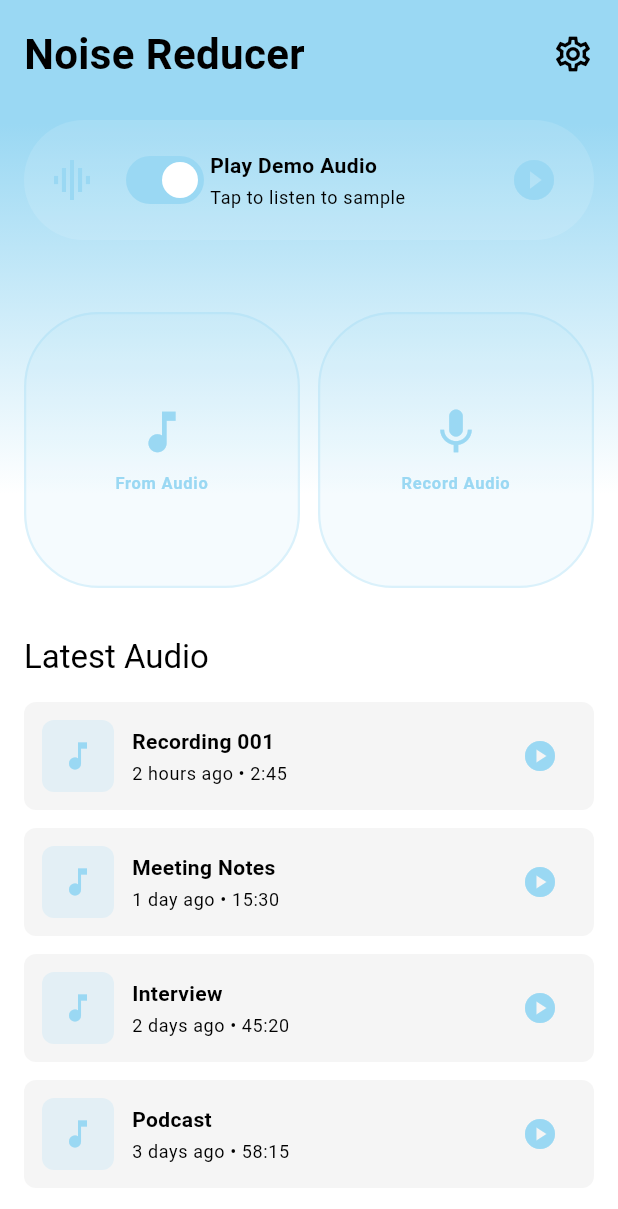
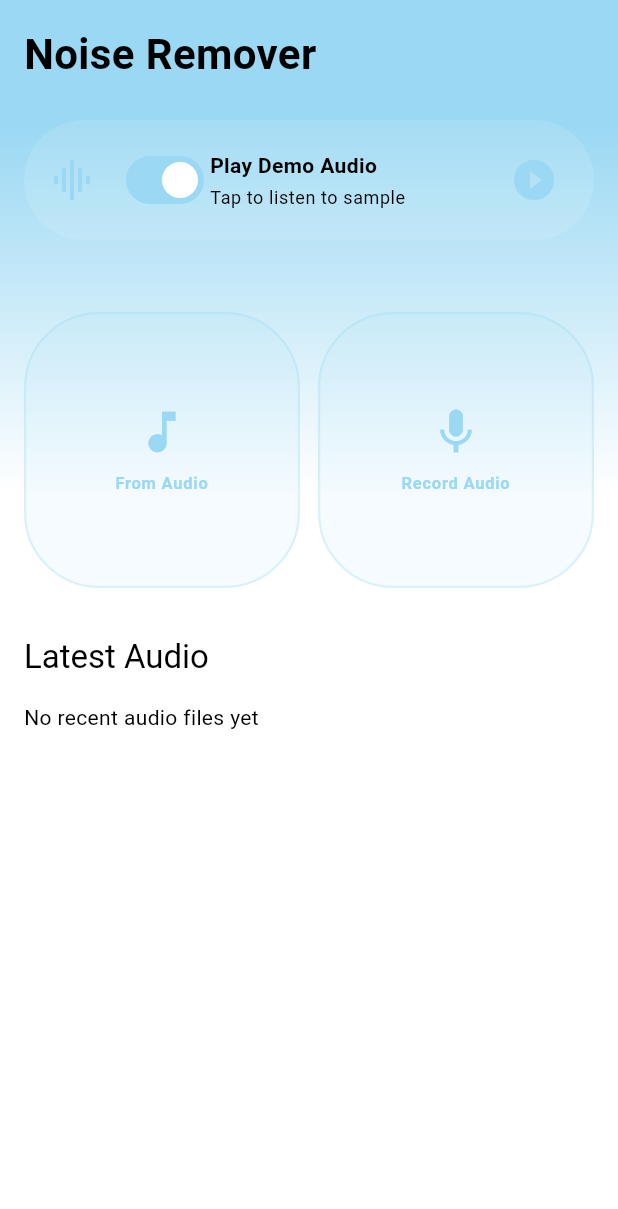
Before and after one commit to Gul524/voice_cleaner, a Flutter app: the screen it shows after launch, after a tap on "From Audio", on a phone screen of 412 x 824 dp. Shown: the top 1209 px of the screen. Run offline on Flutter 3.47's test engine with Material 3 defaults, Android fonts, the phone set to English and light mode, and no system bars; our stand-ins replace file_picker; missing offline and left inert: audio_waveforms, ffmpeg_kit_flutter_new, flutter_nnnoiseless, record.

Commit message:
Refactor code structure for improved readability and maintainability

```diff
--- a/lib/configs/imges.dart
+++ b/lib/configs/imges.dart
@@ -3,4 +3,5 @@ class AppImages {
 
   static const String logo = 'assets/images/logo.png';
   static const String logoWithoutBG = 'assets/images/logo-bg.png';
+  static const String logoWithoutBG2 = 'assets/images/logo_noBG.png';
 }
--- a/lib/features/home/home_controller.dart
+++ b/lib/features/home/home_controller.dart
@@ -9,6 +9,8 @@ import 'package:voice_cleaner/models/audio_file_model.dart';
 
 class HomeController extends ChangeNotifier {
   HomeController();
+
+  static const int _maxRecentAudios = 20;
 
   List<String> recentsAudios = <String>[];
   String? currentPickedFile;
@@ -22,31 +24,71 @@ class HomeController extends ChangeNotifier {
 
   Future<void> loadRecentsAudios() async {
     try {
-      final tempDirectory = await getTemporaryDirectory();
-      final directory = Directory(tempDirectory.path);
+      final directories = await _resolveRecentAudioDirectories();
+      final collected = <File>[];
+      final seenPaths = <String>{};
 
-      if (!directory.existsSync()) {
-        recentsAudios = <String>[];
-        notifyListeners();
-        return;
+      for (final directory in directories) {
+        if (!directory.existsSync()) {
+          continue;
+        }
+
+        final files = directory
+            .listSync(recursive: true, followLinks: false)
+            .whereType<File>()
+            .where((file) {
+              final path = file.path;
+              return _isSupportedAudioPath(path) && seenPaths.add(path);
+            });
+
+        collected.addAll(files);
       }
 
-      final files = directory.listSync().whereType<File>().where((file) {
-        final path = file.path.toLowerCase();
-        return path.endsWith('.wav') ||
-            path.endsWith('.m4a') ||
-            path.endsWith('.mp3');
-      }).toList();
+      collected.sort((a, b) => _safeModified(b).compareTo(_safeModified(a)));
 
-      files.sort(
-        (a, b) => b.statSync().modified.compareTo(a.statSync().modified),
-      );
-
-      recentsAudios = files.map((file) => file.path).toList();
+      recentsAudios = collected
+          .take(_maxRecentAudios)
+          .map((file) => file.path)
+          .toList();
       notifyListeners();
     } catch (error) {
       errorMessage = 'Failed to load recent audios: $error';
       notifyListeners();
+    }
+  }
+
+  Future<List<Directory>> _resolveRecentAudioDirectories() async {
+    final directories = <Directory>[];
+
+    final tempDirectory = await getTemporaryDirectory();
+    directories.add(tempDirectory);
+
+    final documentsDirectory = await getApplicationDocumentsDirectory();
+    directories.add(documentsDirectory);
+
+    final externalDirectory = await getExternalStorageDirectory();
+    if (externalDirectory != null) {
+      directories.add(externalDirectory);
+    }
+
+    return directories;
+  }
+
+  bool _isSupportedAudioPath(String path) {
+    final lowerPath = path.toLowerCase();
+    return lowerPath.endsWith('.wav') ||
+        lowerPath.endsWith('.m4a') ||
+        lowerPath.endsWith('.mp3') ||
+        lowerPath.endsWith('.aac') ||
+        lowerPath.endsWith('.flac') ||
+        lowerPath.endsWith('.ogg');
+  }
+
+  DateTime _safeModified(File file) {
+    try {
+      return file.statSync().modified;
+    } catch (_) {
+      return DateTime.fromMillisecondsSinceEpoch(0);
     }
   }
 
--- a/lib/features/home/home_screen.dart
+++ b/lib/features/home/home_screen.dart
@@ -1,7 +1,10 @@
+import 'dart:io';
+
 import 'package:flutter/material.dart';
 import 'package:voice_cleaner/configs/theme.dart';
 import 'package:voice_cleaner/configs/routes.dart';
 import 'package:voice_cleaner/features/home/home_controller.dart';
+import 'package:voice_cleaner/models/audio_file_model.dart';
 
 class HomeScreen extends StatefulWidget {
   const HomeScreen({super.key});
@@ -14,17 +17,50 @@ class _HomeScreenState extends State<HomeScreen> {
   final HomeController _homeController = HomeController();
 
   @override
+  void initState() {
+    super.initState();
+    _homeController.addListener(_onHomeControllerChanged);
+    _homeController.loadRecentsAudios();
+  }
+
+  void _onHomeControllerChanged() {
+    if (!mounted) {
+      return;
+    }
+    setState(() {});
+  }
+
+  @override
   void dispose() {
+    _homeController.removeListener(_onHomeControllerChanged);
     _homeController.dispose();
     super.dispose();
   }
 
-  final List<Map<String, String>> audioList = [
-    {'name': 'Recording 001', 'date': '2 hours ago', 'duration': '2:45'},
-    {'name': 'Meeting Notes', 'date': '1 day ago', 'duration': '15:30'},
-    {'name': 'Interview', 'date': '2 days ago', 'duration': '45:20'},
-    {'name': 'Podcast', 'date': '3 days ago', 'duration': '58:15'},
-  ];
+  String _extractFileName(String path) {
+    final normalized = path.replaceAll('\\', '/');
+    final chunks = normalized.split('/');
+    return chunks.isEmpty ? path : chunks.last;
+  }
+
+  String _formatLastModified(String path) {
+    try {
+      final modifiedAt = File(path).lastModifiedSync();
+      final diff = DateTime.now().difference(modifiedAt);
+      if (diff.inMinutes < 1) {
+        return 'Just now';
+      }
+      if (diff.inHours < 1) {
+        return '${diff.inMinutes}m ago';
+      }
+      if (diff.inDays < 1) {
+        return '${diff.inHours}h ago';
+      }
+      return '${diff.inDays}d ago';
+    } catch (_) {
+      return 'Saved audio';
+    }
+  }
 
   @override
   Widget build(BuildContext context) {
@@ -53,19 +89,19 @@ class _HomeScreenState extends State<HomeScreen> {
                 Row(
                   children: [
                     Text(
-                      'Noise Reducer',
+                      'Noise Remover',
                       style: TextStyle(
                         fontSize: 28,
                         fontWeight: FontWeight.bold,
                         color: Theme.of(context).colorScheme.onSurface,
                       ),
                     ),
-                    Spacer(),
-                    Icon(
-                      Icons.settings_outlined,
-                      size: 28,
-                      color: Theme.of(context).colorScheme.onSurface,
-                    ),
+                    // Spacer(),
+                    // Icon(
+                    //   Icons.settings_outlined,
+                    //   size: 28,
+                    //   color: Theme.of(context).colorScheme.onSurface,
+                    // ),
                   ],
                 ),
                 const SizedBox(height: 24),
@@ -148,6 +184,8 @@ class _HomeScreenState extends State<HomeScreen> {
                               ),
                             );
                           }
+
+                          await _homeController.loadRecentsAudios();
                         },
                       ),
                     ),
@@ -157,8 +195,15 @@ class _HomeScreenState extends State<HomeScreen> {
                         context,
                         icon: Icons.mic,
                         label: 'Record Audio',
-                        onTap: () {
-                          Navigator.pushNamed(context, AppRoutes.recording);
+                        onTap: () async {
+                          await Navigator.pushNamed(
+                            context,
+                            AppRoutes.recording,
+                          );
+                          if (!mounted) {
+                            return;
+                          }
+                          await _homeController.loadRecentsAudios();
                         },
                       ),
                     ),
@@ -171,19 +216,31 @@ class _HomeScreenState extends State<HomeScreen> {
                   style: Theme.of(context).textTheme.titleLarge,
                 ),
                 const SizedBox(height: 16),
+                if (_homeController.recentsAudios.isEmpty)
+                  Text(
+                    'No recent audio files yet',
+                    style: Theme.of(context).textTheme.bodyMedium,
+                  )
+                else
                   ListView.builder(
                     shrinkWrap: true,
                     physics: const NeverScrollableScrollPhysics(),
-                  itemCount: audioList.length,
+                    itemCount: _homeController.recentsAudios.length,
                     itemBuilder: (context, index) {
-                    final audio = audioList[index];
-                    final audioDemoPath = 'assets/audio/${audio['name']}.wav';
+                      final audioPath = _homeController.recentsAudios[index];
+                      final audioTitle = _extractFileName(audioPath);
                       return GestureDetector(
-                      onTap: () => Navigator.pushNamed(
+                        onTap: () async {
+                          await Navigator.pushNamed(
                             context,
                             AppRoutes.player,
-                        arguments: audioDemoPath,
-                      ),
+                            arguments: AudioFileModel.fromPath(audioPath),
+                          );
+                          if (!mounted) {
+                            return;
+                          }
+                          await _homeController.loadRecentsAudios();
+                        },
                         child: Container(
                           margin: const EdgeInsets.only(bottom: 12),
                           padding: const EdgeInsets.all(12),
@@ -199,7 +256,9 @@ class _HomeScreenState extends State<HomeScreen> {
                                 width: 48,
                                 height: 48,
                                 decoration: BoxDecoration(
-                                color: AppTheme.primary.withValues(alpha: 0.2),
+                                  color: AppTheme.primary.withValues(
+                                    alpha: 0.2,
+                                  ),
                                   borderRadius: BorderRadius.circular(8),
                                 ),
                                 child: const Icon(
@@ -213,15 +272,17 @@ class _HomeScreenState extends State<HomeScreen> {
                                   crossAxisAlignment: CrossAxisAlignment.start,
                                   children: [
                                     Text(
-                                    audio['name']!,
+                                      audioTitle,
                                       style: Theme.of(context)
                                           .textTheme
                                           .bodyMedium
-                                        ?.copyWith(fontWeight: FontWeight.bold),
+                                          ?.copyWith(
+                                            fontWeight: FontWeight.bold,
+                                          ),
                                     ),
                                     const SizedBox(height: 4),
                                     Text(
-                                    '${audio['date']} • ${audio['duration']}',
+                                      _formatLastModified(audioPath),
                                       style: Theme.of(
                                         context,
                                       ).textTheme.bodySmall,
@@ -231,11 +292,19 @@ class _HomeScreenState extends State<HomeScreen> {
                               ),
                               IconButton(
                                 icon: const Icon(Icons.play_circle),
-                              onPressed: () => Navigator.pushNamed(
+                                onPressed: () async {
+                                  await Navigator.pushNamed(
                                     context,
                                     AppRoutes.player,
-                                arguments: audioDemoPath,
+                                    arguments: AudioFileModel.fromPath(
+                                      audioPath,
                                     ),
+                                  );
+                                  if (!mounted) {
+                                    return;
+                                  }
+                                  await _homeController.loadRecentsAudios();
+                                },
                                 color: AppTheme.primary,
                               ),
                             ],
--- a/lib/features/splash/splash_screen.dart
+++ b/lib/features/splash/splash_screen.dart
@@ -68,8 +68,8 @@ class _SplashScreenState extends State<SplashScreen>
                 child: FadeTransition(
                   opacity: _opacityAnimation,
                   child: Image.asset(
-                    AppImages.logoWithoutBG,
-                    width: 200,
+                    AppImages.logoWithoutBG2,
+                    width: 250,
                     height: 200,
                   ),
                 ),
@@ -77,7 +77,7 @@ class _SplashScreenState extends State<SplashScreen>
               Text(
                 'pure voice',
                 style: Theme.of(context).textTheme.headlineLarge?.copyWith(
-                  color: Colors.white,
+                  color: const Color.fromARGB(255, 17, 13, 13),
                   fontWeight: FontWeight.bold,
                 ),
               ),
--- a/pubspec.yaml
+++ b/pubspec.yaml
@@ -30,7 +30,7 @@ flutter:
     - assets/audio/sample.aac
 
 flutter_icons:
-  image_path: "assets/images/logo.png"
+  image_path: "assets/images/logo2.png"
   android: true
   ios: true
   linux: true
```
Also changed, not shown: assets/images/logo2.png (added), assets/images/logo_noBG.png (added), 26 other files. Lines whose indentation alone changed are shown as unchanged.
